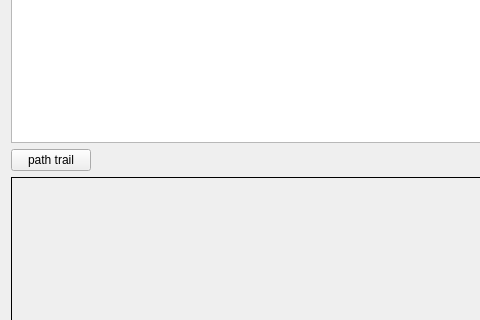
First picture: the form in Agents/mission_controller_pioneer/src/localUI.ui, repository robocomp/robocomp-pioneer, before the edit; both pictures show x 0 to 480 and y 237 to 557 of the 994 by 794 pixel window.
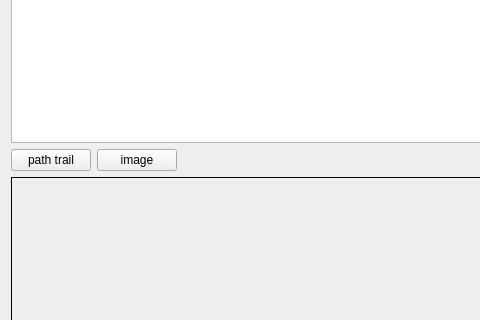
Second picture: the form after the edit.

```diff
--- a/Agents/mission_controller_pioneer/src/localUI.ui
+++ b/Agents/mission_controller_pioneer/src/localUI.ui
@@ -128,6 +128,16 @@
          </property>
         </widget>
        </item>
+       <item>
+        <widget class="QPushButton" name="image_push_button">
+         <property name="text">
+          <string>image</string>
+         </property>
+         <property name="checkable">
+          <bool>true</bool>
+         </property>
+        </widget>
+       </item>
        <item>
         <spacer name="horizontalSpacer">
          <property name="orientation">
```
